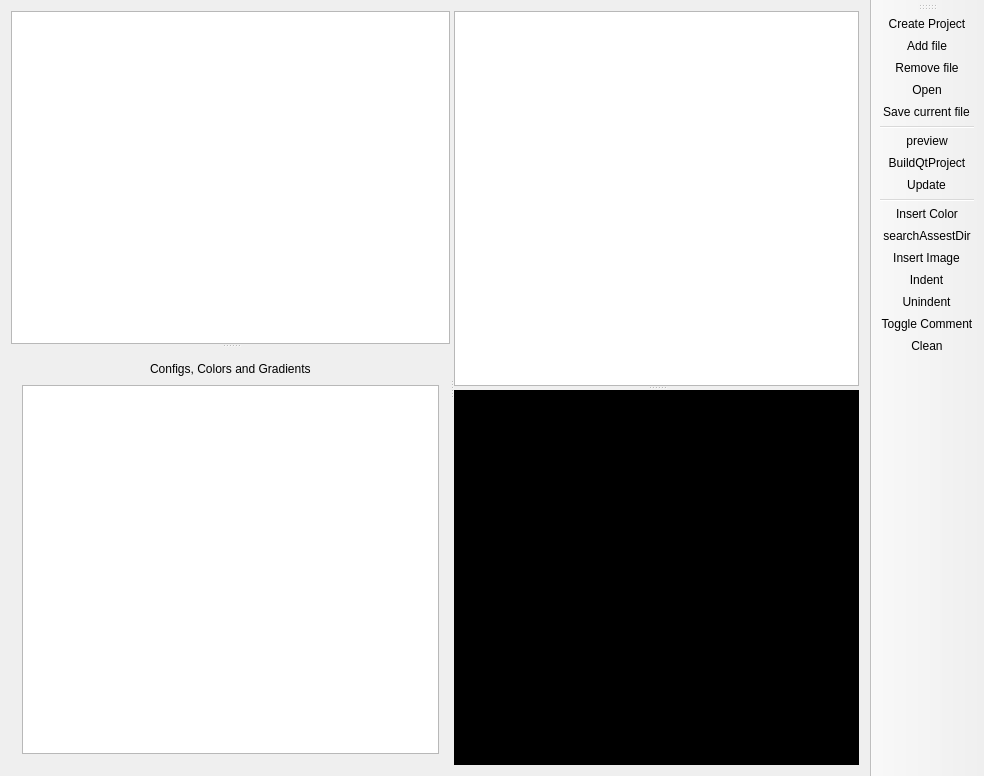
Before: the Qt Designer form colouidesigner.ui in aarelovich/ColoUiDev, drawn with Qt 5.
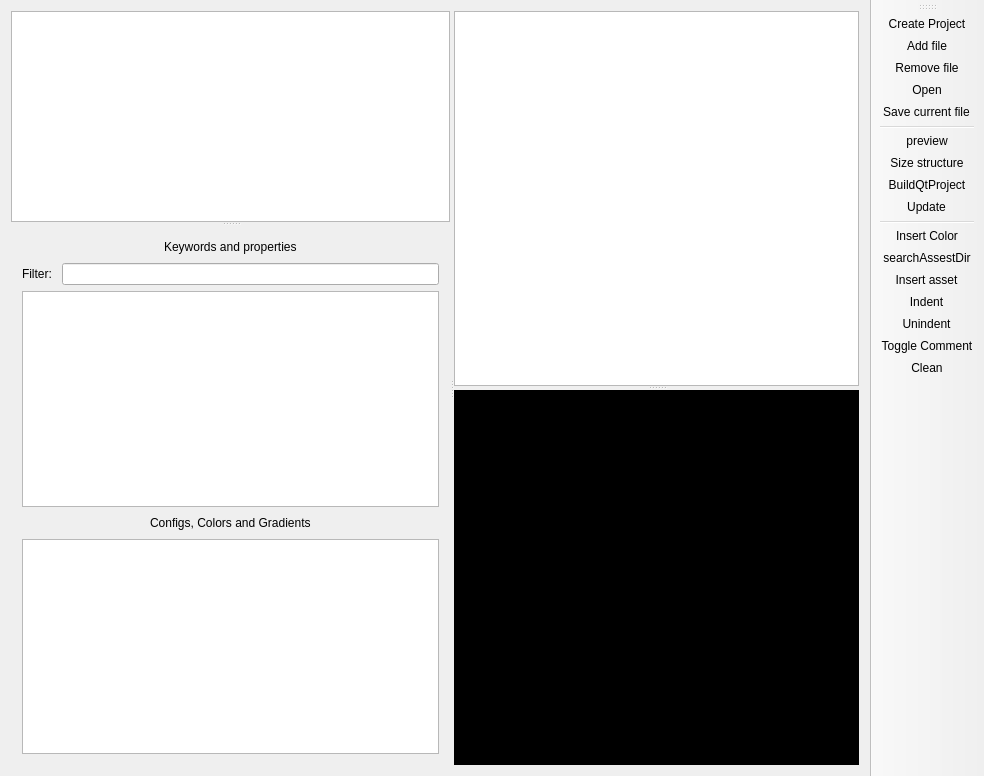
After: the same form once the commit is applied. Icons and pictures are not drawn. Custom widgets are drawn as their Qt base class.

Commit message: New version of designer with new features and a couple of new functions adde to the list type

What changed in the file:
```diff
--- a/colouidesigner.ui
+++ b/colouidesigner.ui
@@ -27,6 +27,69 @@
        <widget class="QListWidget" name="lwDocuments"/>
        <widget class="QWidget" name="layoutWidget">
         <layout class="QVBoxLayout" name="verticalLayout">
+         <item>
+          <layout class="QHBoxLayout" name="horizontalLayout_2">
+           <property name="leftMargin">
+            <number>0</number>
+           </property>
+           <property name="topMargin">
+            <number>0</number>
+           </property>
+           <item>
+            <spacer name="horizontalSpacer_3">
+             <property name="orientation">
+              <enum>Qt::Horizontal</enum>
+             </property>
+             <property name="sizeHint" stdset="0">
+              <size>
+               <width>40</width>
+               <height>20</height>
+              </size>
+             </property>
+            </spacer>
+           </item>
+           <item>
+            <widget class="QLabel" name="label_2">
+             <property name="text">
+              <string>Keywords and properties</string>
+             </property>
+            </widget>
+           </item>
+           <item>
+            <spacer name="horizontalSpacer_4">
+             <property name="orientation">
+              <enum>Qt::Horizontal</enum>
+             </property>
+             <property name="sizeHint" stdset="0">
+              <size>
+               <width>40</width>
+               <height>20</height>
+              </size>
+             </property>
+            </spacer>
+           </item>
+          </layout>
+         </item>
+         <item>
+          <layout class="QHBoxLayout" name="horizontalLayout_3">
+           <property name="topMargin">
+            <number>0</number>
+           </property>
+           <item>
+            <widget class="QLabel" name="label_3">
+             <property name="text">
+              <string>Filter: </string>
+             </property>
+            </widget>
+           </item>
+           <item>
+            <widget class="SearcherBox" name="searcherBox"/>
+           </item>
+          </layout>
+         </item>
+         <item>
+          <widget class="QListWidget" name="lwKeywords"/>
+         </item>
          <item>
           <layout class="QHBoxLayout" name="horizontalLayout">
            <item>
@@ -522,6 +585,7 @@
    <addaction name="actionSave"/>
    <addaction name="separator"/>
    <addaction name="actionPreview"/>
+   <addaction name="actionSize_structure"/>
    <addaction name="actionBuildQtProject"/>
    <addaction name="actionUpdate"/>
    <addaction name="separator"/>
@@ -710,10 +774,22 @@
      <normaloff>:/assets/insert.png</normaloff>:/assets/insert.png</iconset>
    </property>
    <property name="text">
-    <string>Insert Image</string>
+    <string>Insert asset</string>
    </property>
    <property name="toolTip">
-    <string>Insert image from assets folder</string>
+    <string>Insert resource from assets folder</string>
+   </property>
+  </action>
+  <action name="actionSize_structure">
+   <property name="icon">
+    <iconset resource="assets.qrc">
+     <normaloff>:/assets/structue.png</normaloff>:/assets/structue.png</iconset>
+   </property>
+   <property name="text">
+    <string>Size structure</string>
+   </property>
+   <property name="toolTip">
+    <string>Prints the sizes and postions of all views and elements compiled design</string>
    </property>
   </action>
  </widget>
@@ -724,6 +800,11 @@
    <extends>QPlainTextEdit</extends>
    <header>codeeditor.h</header>
   </customwidget>
+  <customwidget>
+   <class>SearcherBox</class>
+   <extends>QLineEdit</extends>
+   <header>searcherbox.h</header>
+  </customwidget>
  </customwidgets>
  <resources>
   <include location="assets.qrc"/>
```
The commit also changes 33 other files.
